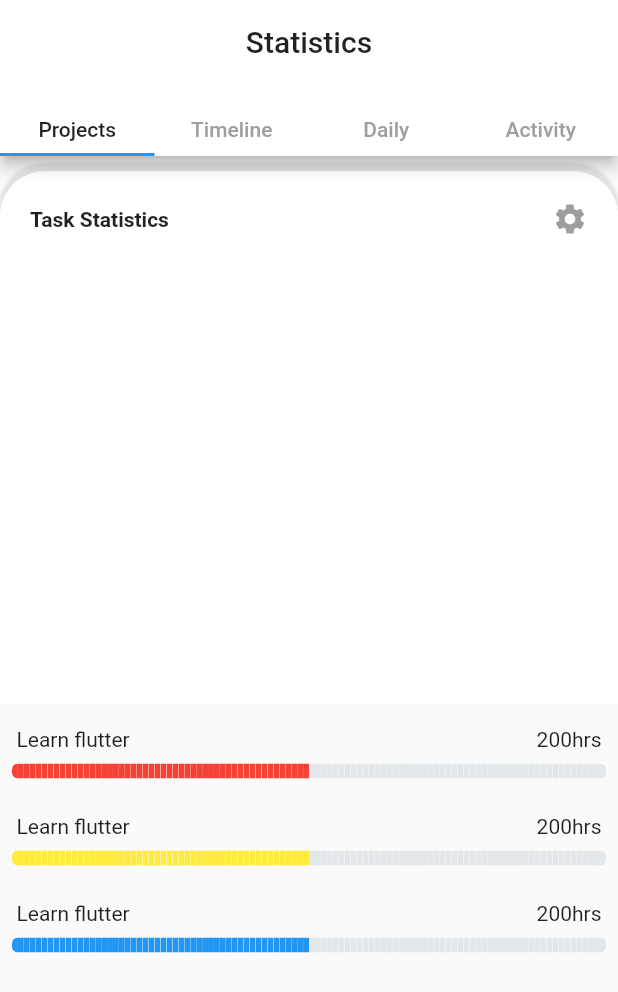
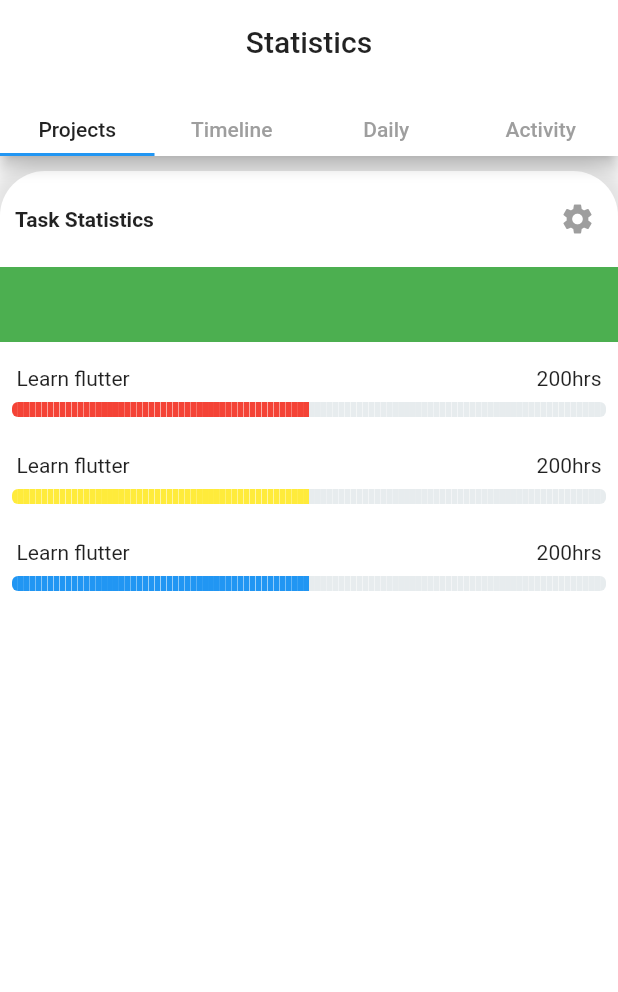
Before and after one commit to enaannan/PomoTimer, a Flutter app: the StatisticsPage screen opened directly, on a phone screen of 412 x 824 dp. Shown: the top 992 px of the screen. Run offline on Flutter 3.47's test engine with Material 2 defaults, Android fonts, the phone set to English and light mode, and no system bars; drawn by our look-alikes of step_progress_indicator; our stand-ins replace charts_flutter, google_fonts, introduction_screen.

```diff
--- a/lib/UIComponents/ProjectsView.dart
+++ b/lib/UIComponents/ProjectsView.dart
@@ -1,7 +1,7 @@
 import 'package:flutter/material.dart';
 import 'LinearProgressBar.dart';
 import 'SizedBoxTrasparent.dart';
-
+import 'package:pomotimer/UIComponents/ViewCards.dart';
 
 class ProjectsView extends StatelessWidget {
   const ProjectsView({
@@ -13,34 +13,27 @@ class ProjectsView extends StatelessWidget {
     return Column(
       children: [
         SizedBoxTrasparent(),
-        Expanded(
-          child: Container(
-            decoration: BoxDecoration(
-                borderRadius: BorderRadius.only(
-                    topLeft: Radius.circular(30),
-                    topRight: Radius.circular(30)),
-                color: Colors.white,
-                boxShadow: <BoxShadow>[
-                  BoxShadow(
-                      color: Colors.grey.withOpacity(0.25),
-                      offset: Offset(0, -5),
-                      blurRadius: 1,
-                      spreadRadius: 0.1)
-                ]),
+        ViewCards(
+          topLeftRadius: 30.0,
+          topRightRadius: 30.0,
+          offsetX: 0,
+          offsetY: -3,
           child: Column(
             children: [
               Row(
                 mainAxisAlignment: MainAxisAlignment.spaceBetween,
                 children: [
                   Padding(
-                      padding: const EdgeInsets.all(20.0),
+                    padding: const EdgeInsets.symmetric(
+                        horizontal: 10.0, vertical: 5),
                     child: Text(
                       "Task Statistics",
                       style: TextStyle(fontWeight: FontWeight.bold),
                     ),
                   ),
                   Padding(
-                      padding: const EdgeInsets.all(20.0),
+                    padding: const EdgeInsets.symmetric(
+                        horizontal: 15.0, vertical: 20),
                     child: Icon(
                       Icons.settings,
                       color: Colors.grey,
@@ -48,11 +41,9 @@ class ProjectsView extends StatelessWidget {
                   )
                 ],
               ),
-                Container()
-              ],
-            ),
-          ),
-          flex: 1,
+              Container(
+                height: 50,
+                color: Colors.green,
               ),
               Expanded(
                 child: ListView(
@@ -66,8 +57,10 @@ class ProjectsView extends StatelessWidget {
                     LinearProgressBar(selectedColor: Colors.blue),
                   ],
                 ),
-          flex: 1,
-        )
+              ),
+            ],
+          ),
+        ),
       ],
     );
   }
--- /dev/null
+++ b/lib/UIComponents/ViewCards.dart
@@ -0,0 +1,46 @@
+import 'package:flutter/material.dart';
+
+class ViewCards extends StatelessWidget {
+  const ViewCards({
+    Key key,
+    this.topLeftRadius = 0.0,
+    this.topRightRadius = 0.0,
+    this.bottomLeftRadius = 0.0,
+    this.bottomRightRadius = 0.0,
+    this.child,
+    this.offsetX=0,
+    this.offsetY=5.0,
+  }) : super(key: key);
+
+//Radius for the card default has been set to zero
+  final double topLeftRadius;
+  final double topRightRadius;
+  final double bottomLeftRadius;
+  final double bottomRightRadius;
+
+  final Widget child;
+  final double offsetX;
+  final double offsetY;
+
+  @override
+  Widget build(BuildContext context) {
+    return Expanded(
+      child: Container(
+          decoration: BoxDecoration(
+              borderRadius: BorderRadius.only(
+                  topLeft: Radius.circular(topLeftRadius),
+                  topRight: Radius.circular(topRightRadius),
+                  bottomLeft: Radius.circular(bottomLeftRadius),
+                  bottomRight: Radius.circular(bottomRightRadius)),
+              color: Colors.white,
+              boxShadow: <BoxShadow>[
+                BoxShadow(
+                    color: Colors.grey.withOpacity(0.25),
+                    offset: Offset(offsetX, offsetY),
+                    blurRadius: 7,
+                    spreadRadius: 5)
+              ]),
+          child: child),
+    );
+  }
+}
```
Also changed, not shown: lib/UIComponents/TimeLineView.dart (+25 -9 lines). Lines whose indentation alone changed are shown as unchanged.
